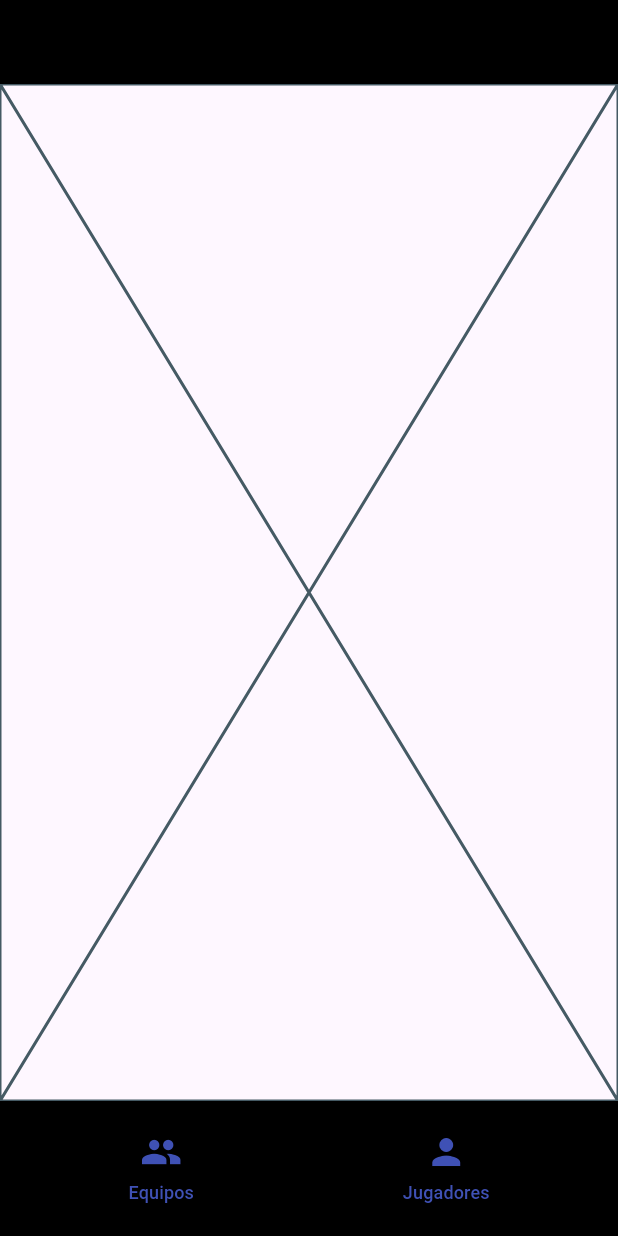
After one commit to Roypc86/VoleibolTeamCreator, a Flutter app: the screen it shows after launch, after a tap on "Jugadores", on a phone screen of 412 x 824 dp. The commit adds this screen. Run offline on Flutter 3.47's test engine with Material 3 defaults, Android fonts, the phone set to English and light mode, and no system bars.

Commit message:
Adding home view
refs: #6

```diff
--- a/voleibolteamcreator/lib/views/home_screen.dart
+++ b/voleibolteamcreator/lib/views/home_screen.dart
@@ -1,4 +1,10 @@
+import 'package:flutter/cupertino.dart';
 import 'package:flutter/material.dart';
+import 'package:provider/provider.dart';
+import 'package:voleibolteamcreator/enums/page_enum.dart';
+import 'package:voleibolteamcreator/viewmodels/home_viewmodel.dart';
+import 'package:voleibolteamcreator/views/players_screen.dart';
+import 'package:voleibolteamcreator/views/teams_screen.dart';
 import 'package:voleibolteamcreator/views/widgets/bottom_button.dart';
 
 class HomeScreen extends StatelessWidget {
@@ -6,11 +12,13 @@ class HomeScreen extends StatelessWidget {
 
   @override
   Widget build(BuildContext context) {
+    final homeViewModel = Provider.of<HomeViewModel>(context);
+
     return Scaffold(
       appBar: AppBar(
         backgroundColor: Colors.black,
       ),
-      bottomNavigationBar: const BottomAppBar(
+      bottomNavigationBar: BottomAppBar(
         color: Colors.black,
         height: 90.0,
         child: OverflowBar(
@@ -18,16 +26,23 @@ class HomeScreen extends StatelessWidget {
           children: [
             BottomButton(
               title: "Equipos",
-              icon: Icon(Icons.group, color: Colors.indigo, size: 28),
+              icon: const Icon(Icons.group, color: Colors.indigo, size: 28),
+              onPressed: () => {homeViewModel.moveToTeamsView()},
             ),
             BottomButton(
-              title: "Jugadores",
-              icon: Icon(Icons.person, color: Colors.indigo, size: 28),
-            ),
+                title: "Jugadores",
+                icon: const Icon(Icons.person, color: Colors.indigo, size: 28),
+                onPressed: () => {homeViewModel.moveToPlayersView()}),
           ],
         ),
       ),
-      body: const SafeArea(child: Placeholder()),
+      body: SafeArea(child: getCurrentPage(homeViewModel.currentPage)),
     );
   }
+
+  Widget getCurrentPage(PageEnum currentPage) {
+    return currentPage == PageEnum.teamsScreen
+        ? TeamsScreen()
+        : PlayersScreen();
+  }
 }
--- /dev/null
+++ b/voleibolteamcreator/lib/views/players_screen.dart
@@ -0,0 +1,10 @@
+import 'package:flutter/material.dart';
+
+class PlayersScreen extends StatelessWidget {
+  const PlayersScreen({super.key});
+
+  @override
+  Widget build(BuildContext context) {
+    return const Placeholder();
+  }
+}
--- /dev/null
+++ b/voleibolteamcreator/lib/views/teams_screen.dart
@@ -0,0 +1,10 @@
+import 'package:flutter/material.dart';
+
+class TeamsScreen extends StatelessWidget {
+  const TeamsScreen({super.key});
+
+  @override
+  Widget build(BuildContext context) {
+    return const Placeholder();
+  }
+}
--- a/voleibolteamcreator/lib/views/widgets/bottom_button.dart
+++ b/voleibolteamcreator/lib/views/widgets/bottom_button.dart
@@ -3,13 +3,19 @@ import 'package:flutter/material.dart';
 class BottomButton extends StatelessWidget {
   final String title;
   final Icon icon;
+  final void Function()? onPressed;
 
-  const BottomButton({super.key, required this.title, required this.icon});
+  const BottomButton({
+    super.key,
+    required this.title,
+    required this.icon,
+    required this.onPressed,
+  });
 
   @override
   Widget build(BuildContext context) {
     return TextButton(
-      onPressed: () {},
+      onPressed: onPressed,
       child: Column(
         mainAxisSize: MainAxisSize.min,
         children: [
```
